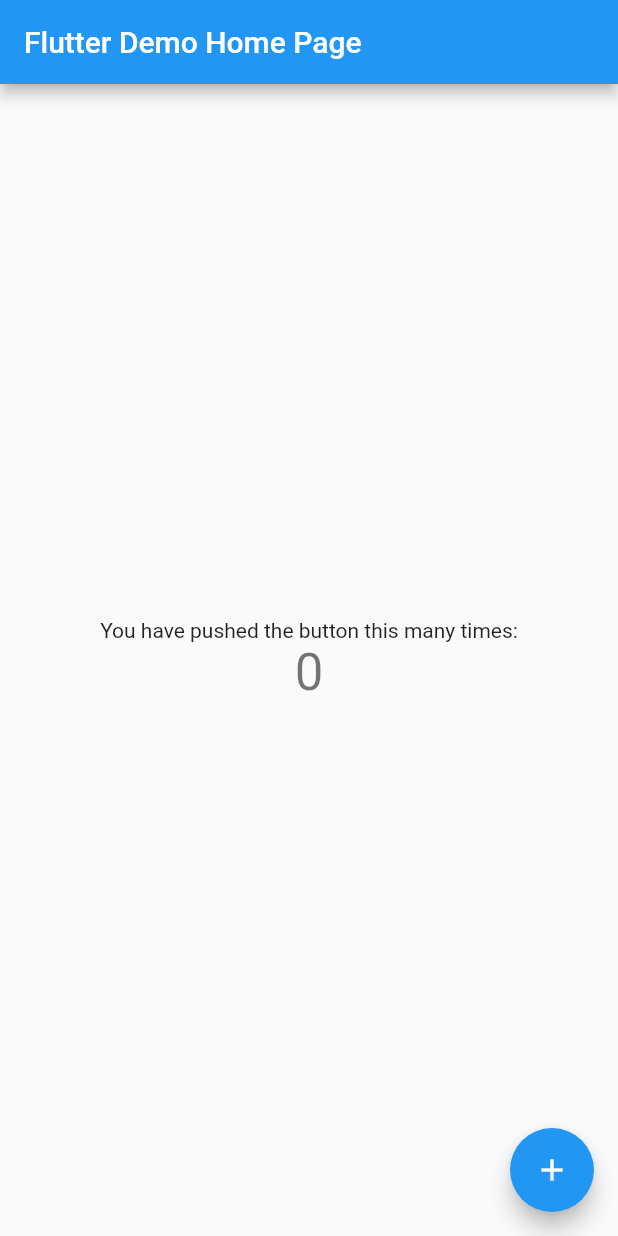
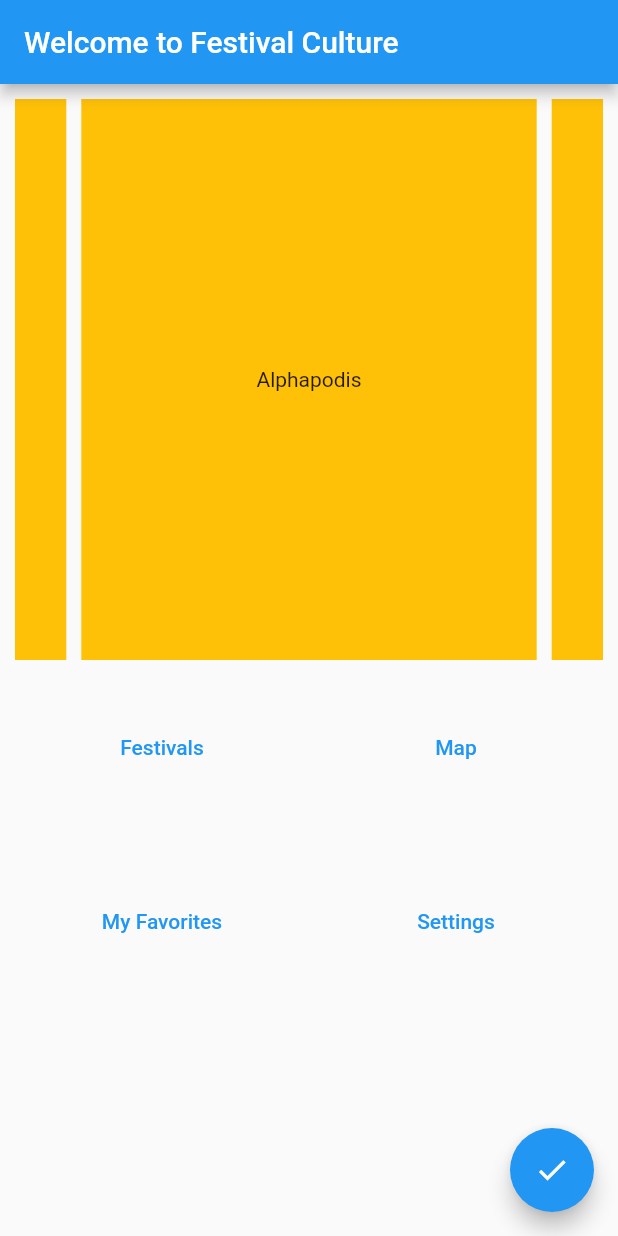
Before and after one commit to polymorph233/culture_flutter_client, a Flutter app: the screen it shows after launch, on a phone screen of 412 x 824 dp. Run offline on Flutter 3.47's test engine with Material 2 defaults, Android fonts, the phone set to English and light mode, and no system bars; drawn by our look-alikes of carousel_slider; our stand-ins replace go_router.

```diff
--- a/lib/main.dart
+++ b/lib/main.dart
@@ -1,8 +1,27 @@
+import 'package:culture_flutter_client/screens/festival_list_screen.dart';
+import 'package:culture_flutter_client/screens/welcome_screen.dart';
+import 'package:culture_flutter_client/view_models/festival_list_view_model.dart';
 import 'package:flutter/material.dart';
+import 'package:go_router/go_router.dart';
+import 'package:provider/provider.dart';
 
 void main() {
   runApp(const MyApp());
 }
+
+// GoRouter configuration
+final _router = GoRouter(
+  routes: [
+    GoRoute(
+      path: '/',
+      builder: (context, state) => const WelcomeScreenEntry(),
+    ),
+    GoRoute(
+      path: "/list",
+      builder: (context, state) => const FestivalListEntry(),
+    )
+  ],
+);
 
 class MyApp extends StatelessWidget {
   const MyApp({super.key});
@@ -10,106 +29,10 @@ class MyApp extends StatelessWidget {
   // This widget is the root of your application.
   @override
   Widget build(BuildContext context) {
-    return MaterialApp(
-      title: 'Flutter Demo',
-      theme: ThemeData(
-        // This is the theme of your application.
-        //
-        // Try running your application with "flutter run". You'll see the
-        // application has a blue toolbar. Then, without quitting the app, try
-        // changing the primarySwatch below to Colors.green and then invoke
-        // "hot reload" (press "r" in the console where you ran "flutter run",
-        // or simply save your changes to "hot reload" in a Flutter IDE).
-        // Notice that the counter didn't reset back to zero; the application
-        // is not restarted.
-        primarySwatch: Colors.blue,
-      ),
-      home: const MyHomePage(title: 'Flutter Demo Home Page'),
+    return MaterialApp.router(
+      // title: title,
+      // home: EntryPoint(title: title),
+      routerConfig: _router,
     );
   }
 }
-
-class MyHomePage extends StatefulWidget {
-  const MyHomePage({super.key, required this.title});
-
-  // This widget is the home page of your application. It is stateful, meaning
-  // that it has a State object (defined below) that contains fields that affect
-  // how it looks.
-
-  // This class is the configuration for the state. It holds the values (in this
-  // case the title) provided by the parent (in this case the App widget) and
-  // used by the build method of the State. Fields in a Widget subclass are
-  // always marked "final".
-
-  final String title;
-
-  @override
-  State<MyHomePage> createState() => _MyHomePageState();
-}
-
-class _MyHomePageState extends State<MyHomePage> {
-  int _counter = 0;
-
-  void _incrementCounter() {
-    setState(() {
-      // This call to setState tells the Flutter framework that something has
-      // changed in this State, which causes it to rerun the build method below
-      // so that the display can reflect the updated values. If we changed
-      // _counter without calling setState(), then the build method would not be
-      // called again, and so nothing would appear to happen.
-      _counter++;
-    });
-  }
-
-  @override
-  Widget build(BuildContext context) {
-    // This method is rerun every time setState is called, for instance as done
-    // by the _incrementCounter method above.
-    //
-    // The Flutter framework has been optimized to make rerunning build methods
-    // fast, so that you can just rebuild anything that needs updating rather
-    // than having to individually change instances of widgets.
-    return Scaffold(
-      appBar: AppBar(
-        // Here we take the value from the MyHomePage object that was created by
-        // the App.build method, and use it to set our appbar title.
-        title: Text(widget.title),
-      ),
-      body: Center(
-        // Center is a layout widget. It takes a single child and positions it
-        // in the middle of the parent.
-        child: Column(
-          // Column is also a layout widget. It takes a list of children and
-          // arranges them vertically. By default, it sizes itself to fit its
-          // children horizontally, and tries to be as tall as its parent.
-          //
-          // Invoke "debug painting" (press "p" in the console, choose the
-          // "Toggle Debug Paint" action from the Flutter Inspector in Android
-          // Studio, or the "Toggle Debug Paint" command in Visual Studio Code)
-          // to see the wireframe for each widget.
-          //
-          // Column has various properties to control how it sizes itself and
-          // how it positions its children. Here we use mainAxisAlignment to
-          // center the children vertically; the main axis here is the vertical
-          // axis because Columns are vertical (the cross axis would be
-          // horizontal).
-          mainAxisAlignment: MainAxisAlignment.center,
-          children: <Widget>[
-            const Text(
-              'You have pushed the button this many times:',
-            ),
-            Text(
-              '$_counter',
-              style: Theme.of(context).textTheme.headline4,
-            ),
-          ],
-        ),
-      ),
-      floatingActionButton: FloatingActionButton(
-        onPressed: _incrementCounter,
-        tooltip: 'Increment',
-        child: const Icon(Icons.add),
-      ), // This trailing comma makes auto-formatting nicer for build methods.
-    );
-  }
-}
--- /dev/null
+++ b/lib/screens/welcome_screen.dart
@@ -0,0 +1,114 @@
+
+import 'package:culture_flutter_client/view_models/festival_list_view_model.dart';
+import 'package:culture_flutter_client/widgets/festival_carousel.dart';
+import 'package:flutter/material.dart';
+import 'package:go_router/go_router.dart';
+import 'package:provider/provider.dart';
+
+import '../widgets/festival_list.dart';
+
+class WelcomeScreen extends StatefulWidget {
+  const WelcomeScreen({super.key});
+
+  @override
+  _WelcomeScreenState createState() => _WelcomeScreenState();
+}
+class _WelcomeScreenState extends State<WelcomeScreen> {
+
+  @override
+  void initState() {
+    super.initState();
+    Provider.of<FestivalListViewModel>(context, listen: false).update();
+  }
+
+  @override
+  Widget build(BuildContext context) {
+    const int carouselCount = 4;
+
+    final vm = Provider.of<FestivalListViewModel>(context);
+    final carousel = FestivalCarousel(festivals: vm.randomFestivals(carouselCount));
+    return Scaffold(
+        appBar: AppBar(
+            title: const Text("Welcome to Festival Culture")
+        ),
+        body: Container(
+            padding: const EdgeInsets.all(10),
+            width: MediaQuery.of(context).size.width,
+            height: MediaQuery.of(context).size.height,
+            child: Column(children: <Widget>[
+              Expanded(child: carousel.carouselSlider),
+              Expanded(child: Column(
+                children: [
+                  Row(children: [
+                    Expanded(child: TextButton(onPressed: () => context.go("/list"),
+                    child: const SizedBox(
+                      width: 300,
+                      height: 100,
+                      child: Center(child: Text('Festivals'))
+                    ))),
+                    Expanded(child: TextButton(onPressed: () {  },
+                    child: const SizedBox(
+                      width: 300,
+                      height: 100,
+                      child: Center(child: Text('Map')),
+                    ))),
+                  ]),
+                  Row(children: [
+                    Expanded(child: TextButton(onPressed: () {  },
+                    child: const SizedBox(
+                      width: 300,
+                      height: 100,
+                      child: Center(child: Text('My Favorites')),
+                    ))),
+                    Expanded(child: TextButton(onPressed: () {  },
+                    child: const SizedBox(
+                      width: 300,
+                      height: 100,
+                      child: Center(child: Text('Settings')),
+                    ))),
+                  ])
+                ],
+              ))
+            ])
+        )
+    );
+  }
+}
+
+class WelcomeScreenEntry extends StatefulWidget {
+  const WelcomeScreenEntry({super.key});
+
+  // This widget is the home page of your application. It is stateful, meaning
+  // that it has a State object (defined below) that contains fields that affect
+  // how it looks.
+
+  // This class is the configuration for the state. It holds the values (in this
+  // case the title) provided by the parent (in this case the App widget) and
+  // used by the build method of the State. Fields in a Widget subclass are
+  // always marked "final".
+
+  final String title = "Welcome to Festival Culture";
+
+  @override
+  State<WelcomeScreenEntry> createState() => _WelcomeScreenEntryState();
+}
+
+class _WelcomeScreenEntryState extends State<WelcomeScreenEntry> {
+
+  FestivalListViewModel festivalListViewModel = FestivalListViewModel();
+
+  @override
+  Widget build(BuildContext context) {
+    return Scaffold(
+      body: ChangeNotifierProvider(
+        create: (context) => festivalListViewModel,
+        child: const WelcomeScreen(),
+      ),
+      floatingActionButton: FloatingActionButton(
+        onPressed: () => {},
+        tooltip: 'TODO',
+        child: const Icon(Icons.check),
+      ), // This trailing comma makes auto-formatting nicer for build methods.
+    );
+  }
+}
--- a/lib/widgets/festival_carousel.dart
+++ b/lib/widgets/festival_carousel.dart
@@ -15,7 +15,8 @@ class FestivalCarousel {
           return Container(
             width: MediaQuery.of(context).size.width,
             margin: const EdgeInsets.symmetric(horizontal: 5.0),
-            decoration: const BoxDecoration(color: Colors.amber)
+            decoration: const BoxDecoration(color: Colors.amber),
+            child: Center(child: Text(i.name))
           );
         });
     }).toList(), options: CarouselOptions(height: 400.0));
--- a/pubspec.yaml
+++ b/pubspec.yaml
@@ -37,6 +37,8 @@ dependencies:
   # Use with the CupertinoIcons class for iOS style icons.
   cupertino_icons: ^1.0.2
   carousel_slider: ^4.1.1
+  provider: any
+  go_router: ^5.1.10
 
 dev_dependencies:
   flutter_test:
```
Also changed, not shown: lib/screens/festival_list_screen.dart (added, +97 -0 lines), lib/screens/favorites_screen.dart (added), lib/screens/festival_detail_screen.dart (added), pubspec.lock.
